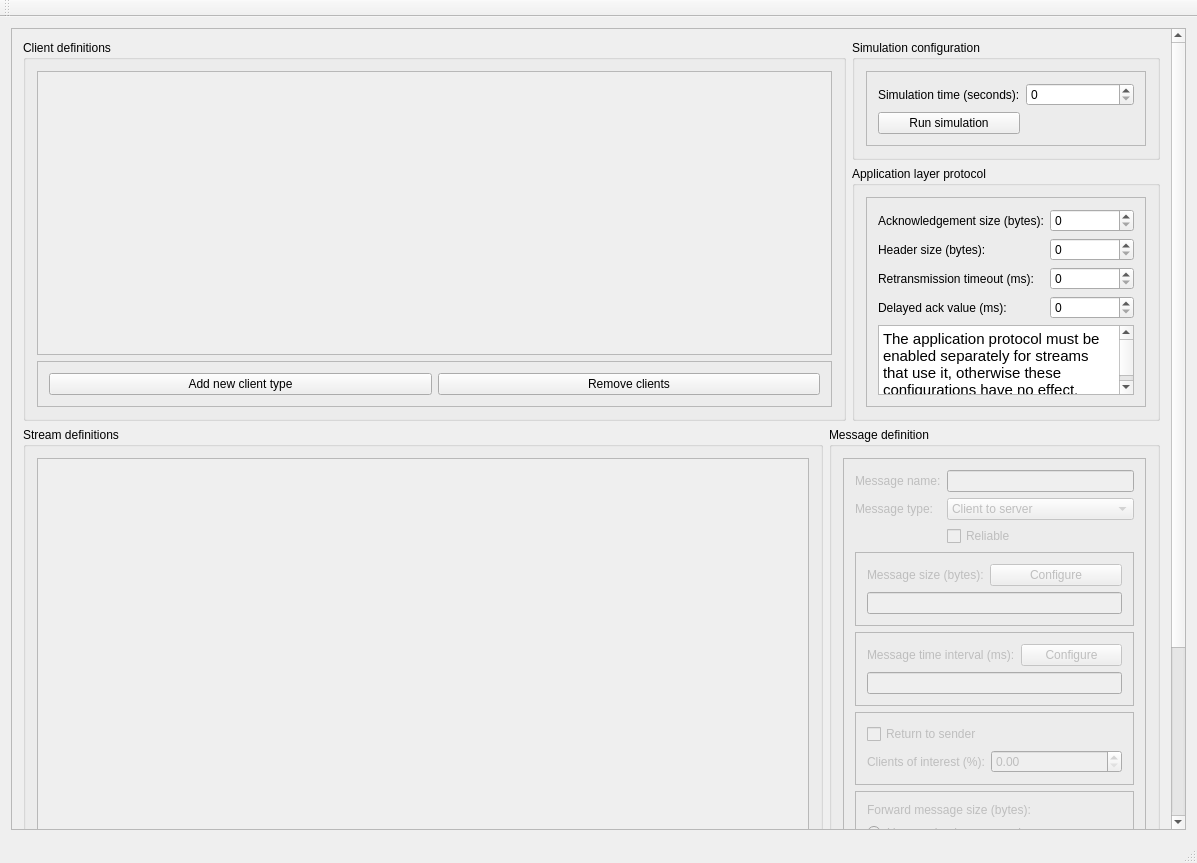
Chiru/NVE_Simulation, file GUI/mainwindow.ui: the form before one commit.
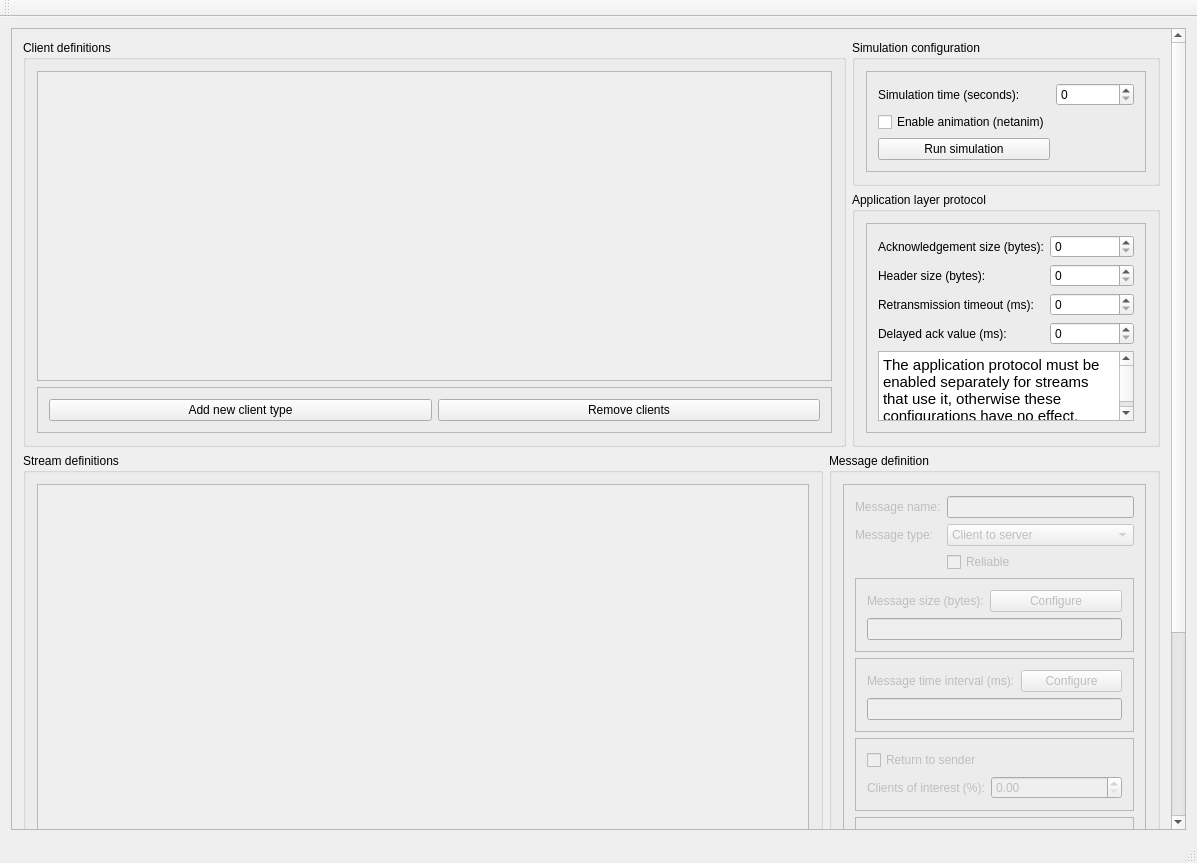
The form after the commit.

Commit message: Added animation enabling checkbox and made Xml serializer to write values to file. Also some cleaning up added.

Patch:
```diff
--- a/GUI/mainwindow.ui
+++ b/GUI/mainwindow.ui
@@ -32,7 +32,7 @@
          <x>0</x>
          <y>0</y>
          <width>1161</width>
-         <height>1073</height>
+         <height>1101</height>
         </rect>
        </property>
        <layout class="QGridLayout" name="gridLayout_5">
@@ -52,8 +52,8 @@
                <rect>
                 <x>0</x>
                 <y>0</y>
-                <width>790</width>
-                <height>297</height>
+                <width>783</width>
+                <height>325</height>
                </rect>
               </property>
              </widget>
@@ -109,6 +109,13 @@
               <enum>QFrame::Raised</enum>
              </property>
              <layout class="QGridLayout" name="gridLayout_2">
+              <item row="2" column="0">
+               <widget class="QPushButton" name="executeButton">
+                <property name="text">
+                 <string>Run simulation</string>
+                </property>
+               </widget>
+              </item>
               <item row="0" column="0">
                <widget class="QLabel" name="label_6">
                 <property name="text">
@@ -124,9 +131,9 @@
                </widget>
               </item>
               <item row="1" column="0">
-               <widget class="QPushButton" name="executeButton">
+               <widget class="QCheckBox" name="animationCheckBox">
                 <property name="text">
-                 <string>Run simulation</string>
+                 <string>Enable animation (netanim)</string>
                 </property>
                </widget>
               </item>
```
The commit also changes 3 other files.
